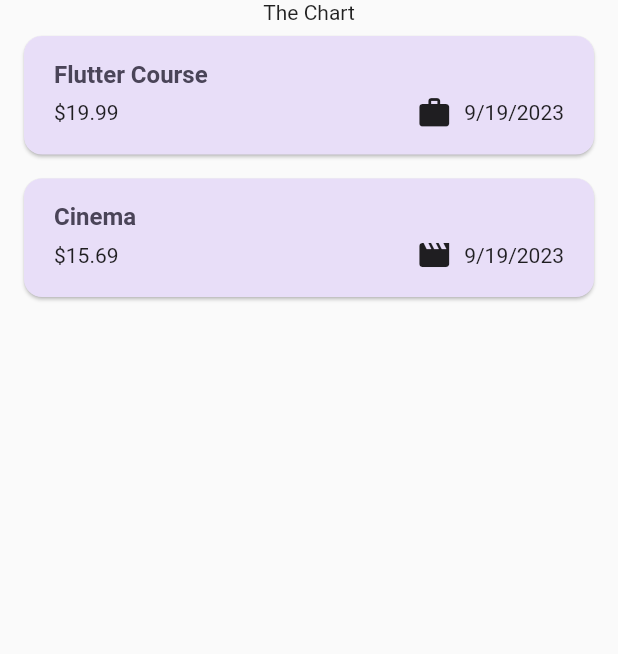
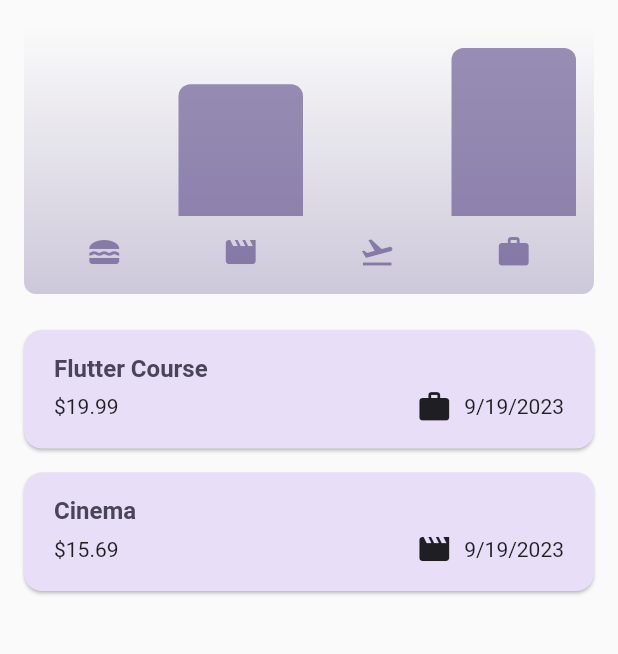
Before and after one commit to MehrnooshZiaei/Flutter, a Flutter app: the screen it shows after launch, on a phone screen of 412 x 824 dp, the part 84-738 px from its top. Run offline on Flutter 3.47's test engine with Material 2 defaults, Android fonts, the phone set to English and light mode, and no system bars; our stand-ins replace google_fonts.

Commit message:
video 34 - Adding Chart Widget (using Maxi's provided Code)

```diff
--- a/expense_tracker/lib/models/expense.dart
+++ b/expense_tracker/lib/models/expense.dart
@@ -26,3 +26,23 @@ class Expense {
 
   String get formattedDate => formatter.format(date);
 }
+
+class ExpenseBucket {
+  const ExpenseBucket({required this.category, required this.expenses});
+
+  ExpenseBucket.forCategory(List<Expense> allExpenses, this.category)
+  : expenses = allExpenses.where((expense) => expense.category == category).toList();
+
+  final Category category;
+  final List<Expense> expenses;
+
+  double get totalExpenses {
+    double sum = 0.0;
+
+    for (final expense in expenses) {
+      sum += expense.amount;
+    }
+
+    return sum;
+  }
+}
--- /dev/null
+++ b/expense_tracker/lib/widgets/chart/chart.dart
@@ -0,0 +1,95 @@
+import 'package:flutter/material.dart';
+
+import 'package:expense_tracker/widgets/chart/chart_bar.dart';
+import 'package:expense_tracker/models/expense.dart';
+
+class Chart extends StatelessWidget {
+  const Chart({super.key, required this.expenses});
+
+  final List<Expense> expenses;
+
+  List<ExpenseBucket> get buckets {
+    return [
+      ExpenseBucket.forCategory(expenses, Category.food),
+      ExpenseBucket.forCategory(expenses, Category.leisure),
+      ExpenseBucket.forCategory(expenses, Category.travel),
+      ExpenseBucket.forCategory(expenses, Category.work),
+    ];
+  }
+
+  double get maxTotalExpense {
+    double maxTotalExpense = 0;
+
+    for (final bucket in buckets) {
+      if (bucket.totalExpenses > maxTotalExpense) {
+        maxTotalExpense = bucket.totalExpenses;
+      }
+    }
+
+    return maxTotalExpense;
+  }
+
+  @override
+  Widget build(BuildContext context) {
+    final isDarkMode =
+        MediaQuery.of(context).platformBrightness == Brightness.dark;
+    return Container(
+      margin: const EdgeInsets.all(16),
+      padding: const EdgeInsets.symmetric(
+        vertical: 16,
+        horizontal: 8,
+      ),
+      width: double.infinity,
+      height: 180,
+      decoration: BoxDecoration(
+        borderRadius: BorderRadius.circular(8),
+        gradient: LinearGradient(
+          colors: [
+            Theme.of(context).colorScheme.primary.withOpacity(0.3),
+            Theme.of(context).colorScheme.primary.withOpacity(0.0)
+          ],
+          begin: Alignment.bottomCenter,
+          end: Alignment.topCenter,
+        ),
+      ),
+      child: Column(
+        children: [
+          Expanded(
+            child: Row(
+              crossAxisAlignment: CrossAxisAlignment.end,
+              children: [
+                for (final bucket in buckets) // alternative to map()
+                  ChartBar(
+                    fill: bucket.totalExpenses == 0
+                        ? 0
+                        : bucket.totalExpenses / maxTotalExpense,
+                  )
+              ],
+            ),
+          ),
+          const SizedBox(height: 12),
+          Row(
+            children: buckets
+                .map(
+                  (bucket) => Expanded(
+                    child: Padding(
+                      padding: const EdgeInsets.symmetric(horizontal: 4),
+                      child: Icon(
+                        categoryIcons[bucket.category],
+                        color: isDarkMode
+                            ? Theme.of(context).colorScheme.secondary
+                            : Theme.of(context)
+                                .colorScheme
+                                .primary
+                                .withOpacity(0.7),
+                      ),
+                    ),
+                  ),
+                )
+                .toList(),
+          )
+        ],
+      ),
+    );
+  }
+}
--- /dev/null
+++ b/expense_tracker/lib/widgets/chart/chart_bar.dart
@@ -0,0 +1,34 @@
+import 'package:flutter/material.dart';
+
+class ChartBar extends StatelessWidget {
+  const ChartBar({
+    super.key,
+    required this.fill,
+  });
+
+  final double fill;
+
+  @override
+  Widget build(BuildContext context) {
+    final isDarkMode =
+        MediaQuery.of(context).platformBrightness == Brightness.dark;
+    return Expanded(
+      child: Padding(
+        padding: const EdgeInsets.symmetric(horizontal: 4),
+        child: FractionallySizedBox(
+          heightFactor: fill,
+          child: DecoratedBox(
+            decoration: BoxDecoration(
+              shape: BoxShape.rectangle,
+              borderRadius:
+                  const BorderRadius.vertical(top: Radius.circular(8)),
+              color: isDarkMode
+                  ? Theme.of(context).colorScheme.secondary
+                  : Theme.of(context).colorScheme.primary.withOpacity(0.65),
+            ),
+          ),
+        ),
+      ),
+    );
+  }
+}
--- a/expense_tracker/lib/widgets/expenses.dart
+++ b/expense_tracker/lib/widgets/expenses.dart
@@ -1,3 +1,4 @@
+import 'package:expense_tracker/widgets/chart/chart.dart';
 import 'package:flutter/material.dart';
 import 'package:expense_tracker/models/expense.dart';
 import 'package:expense_tracker/widgets/expenses_list/expenses_list.dart';
@@ -77,7 +78,7 @@ class _ExpensesState extends State<Expenses>{
       body: Column(
         children: [
           // Way1: toolbar with the add button => Row()
-          const Text("The Chart"),
+          Chart(expenses: _registeredExpenses),
           Expanded(
             child: mainContent,
           ),
```
